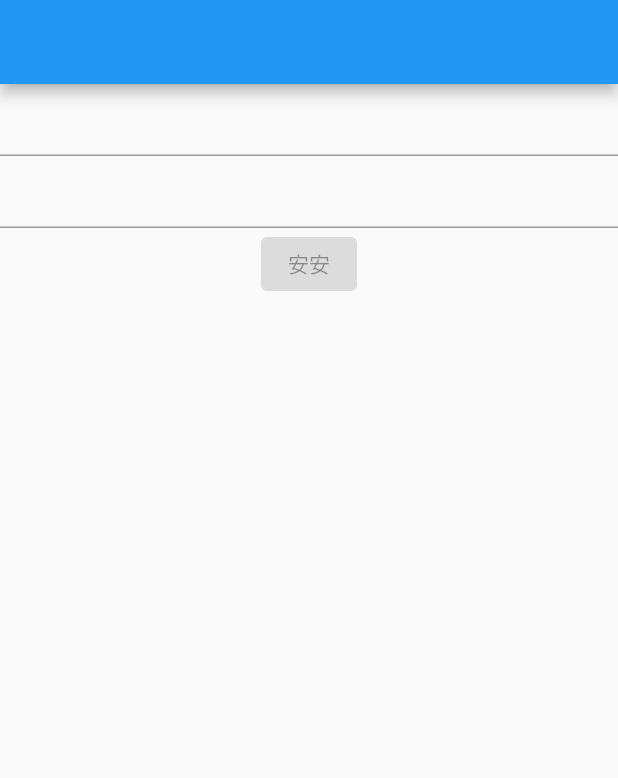
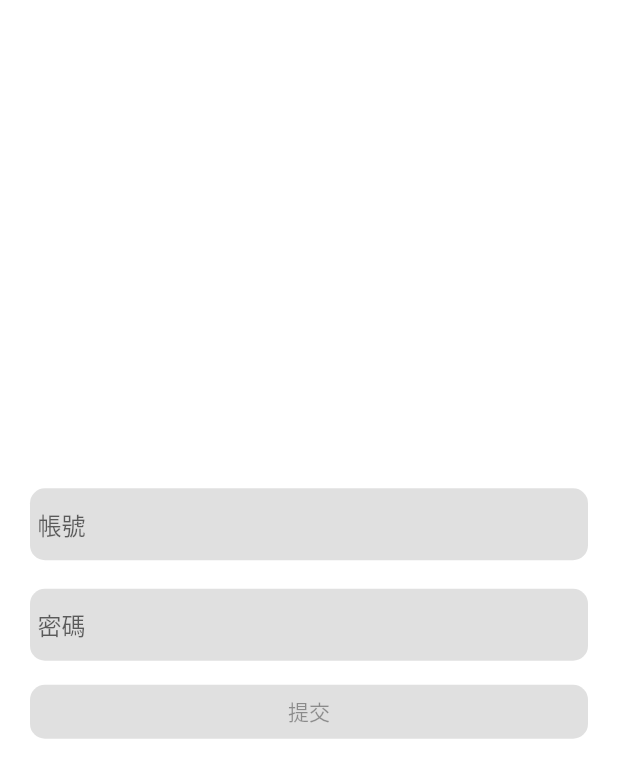
Before and after one commit to CPMoviePHil/register_bloc, a Flutter app: the screen it shows after launch, on a phone screen of 412 x 824 dp. Shown: the top 778 px of the screen. Run offline on Flutter 3.47's test engine with Material 2 defaults, Android fonts, the phone set to English and light mode, and no system bars.

Commit message:
切好登入介面

```diff
--- a/lib/screens/mainPage.dart
+++ b/lib/screens/mainPage.dart
@@ -19,7 +19,6 @@ class _NavigationState extends State<NavigationScreen>{
   @override
   Widget build(BuildContext context) {
     return Scaffold(
-      appBar: AppBar(),
       body: pageList[currentIndex],
     );
   }
--- a/lib/screens/pages/home.dart
+++ b/lib/screens/pages/home.dart
@@ -1,24 +1,77 @@
 import 'package:flutter/material.dart';
+import 'package:register/utils/screens/screensUtils.dart';
 
 class Home extends StatefulWidget{
+
   Home({Key key}) : super(key: key);
+
   @override
   _HomeState createState() => _HomeState();
+
 }
 
 class _HomeState extends State<Home> {
+  FocusNode accountFocus = FocusNode();
+  TextEditingController accountController = TextEditingController();
+
+  FocusNode passwordFocus = FocusNode();
+  TextEditingController passwordController = TextEditingController();
+
   @override
   Widget build(BuildContext context) {
     return Container(
-      child: Column(
-        children: [
-          TextFormField(),
-          TextFormField(),
-          ElevatedButton(
-            onPressed: null,
-            child: Text("安安"),
-          ),
-        ],
+      child: SafeArea(
+        child: Stack(
+          children: [
+            Container(
+              decoration: BoxDecoration(
+                color: Colors.white,
+              ),
+            ),
+            Container(
+              padding: EdgeInsets.symmetric(horizontal: 20,),
+              child: Column(
+                mainAxisAlignment: MainAxisAlignment.center,
+                children: [
+                  AppTextField(
+                    onChanged: null,
+                    onSubmitted: null,
+                    onTap: null,
+                    focusNode: accountFocus,
+                    keyboardType: TextInputType.text,
+                    textEditingController: accountController,
+                    hintText: "帳號",
+                  ),
+                  Padding(
+                    padding: EdgeInsets.only(bottom: 19,),
+                  ),
+                  AppTextField(
+                    onChanged: null,
+                    onSubmitted: null,
+                    onTap: null,
+                    focusNode: passwordFocus,
+                    keyboardType: TextInputType.visiblePassword,
+                    textEditingController: passwordController,
+                    hintText: "密碼",
+                  ),
+                  Padding(
+                    padding: EdgeInsets.only(bottom: 10,),
+                  ),
+                  Row(
+                    children: [
+                      Expanded(
+                        child: AppElevatedButton(
+                          onPressed: null,
+                          buttonText: "提交",
+                        ),
+                      )
+                    ],
+                  )
+                ],
+              ),
+            ),
+          ],
+        ),
       ),
     );
   }
--- /dev/null
+++ b/lib/utils/screens/appElevatedButton.dart
@@ -0,0 +1,40 @@
+import 'package:flutter/material.dart';
+
+class AppElevatedButton extends StatelessWidget {
+  final String buttonText;
+  final VoidCallback onPressed;
+  final VoidCallback onLongPress;
+
+  AppElevatedButton({
+    Key key,
+    this.buttonText,
+    this.onPressed,
+    this.onLongPress,
+  }) : super(key: key);
+
+  @override
+  Widget build(BuildContext context) {
+    return Container(
+      child: ButtonTheme(
+        padding: EdgeInsets.only(
+          top: 0,
+        ),
+        materialTapTargetSize: MaterialTapTargetSize.shrinkWrap,
+        child: ElevatedButton(
+          style: ElevatedButton.styleFrom(
+            shape: RoundedRectangleBorder(
+              borderRadius: BorderRadius.circular(
+                10.0,
+              ),
+            ),
+          ),
+          onPressed: onPressed,
+          onLongPress: onLongPress,
+          child: Text(
+            "$buttonText",
+          ),
+        ),
+      ),
+    );
+  }
+}
--- /dev/null
+++ b/lib/utils/screens/appTextField.dart
@@ -0,0 +1,61 @@
+import 'package:flutter/cupertino.dart';
+import 'package:flutter/material.dart';
+
+class AppTextField extends StatelessWidget{
+
+  final String hintText;
+  final String errorText;
+  final int maxLines;
+
+  final FocusNode focusNode;
+  final TextEditingController textEditingController;
+  final TextInputType keyboardType;
+  final TextInputAction textInputAction;
+
+  final ValueChanged<String> onChanged;
+  final ValueChanged<String> onSubmitted;
+  final GestureTapCallback onTap;
+
+  AppTextField({
+    Key key,
+    this.hintText,
+    this.errorText,
+    this.maxLines = 1,
+
+    this.textEditingController,
+    this.keyboardType,
+    this.textInputAction,
+    this.focusNode,
+
+    this.onChanged,
+    this.onSubmitted,
+    this.onTap,
+  }) : super(key: key);
+
+  @override
+  Widget build(BuildContext context) {
+    return Container(
+      alignment: Alignment.center,
+      decoration: BoxDecoration(
+        color: Theme.of(context).dividerColor,
+        borderRadius: BorderRadius.circular(10),
+      ),
+      child: TextFormField(
+        focusNode: focusNode,
+        onChanged: onChanged,
+        onFieldSubmitted: onSubmitted,
+        onTap: onTap,
+        keyboardType: keyboardType,
+        controller: textEditingController,
+        maxLines: maxLines,
+        decoration: InputDecoration(
+          contentPadding: EdgeInsets.only(
+            left: 5.0,
+          ),
+          hintText: hintText,
+          border: InputBorder.none,
+        ),
+      ),
+    );
+  }
+}
--- /dev/null
+++ b/lib/utils/screens/screensUtils.dart
@@ -0,0 +1,2 @@
+export 'appTextField.dart';
+export 'appElevatedButton.dart';
```
